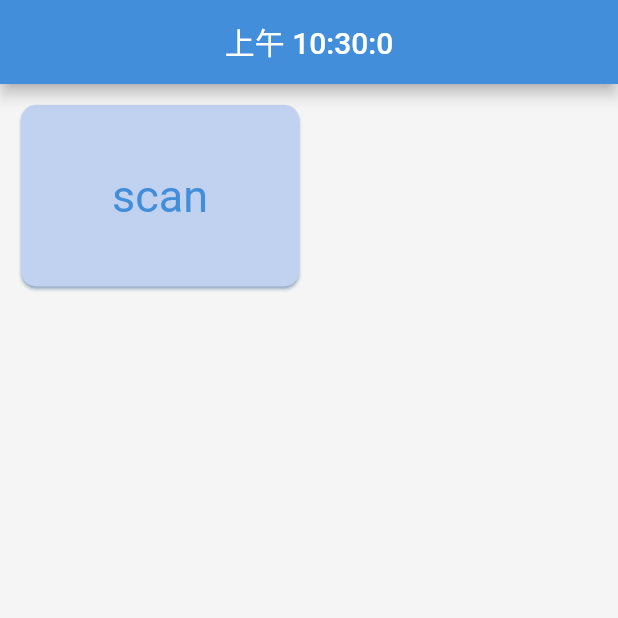
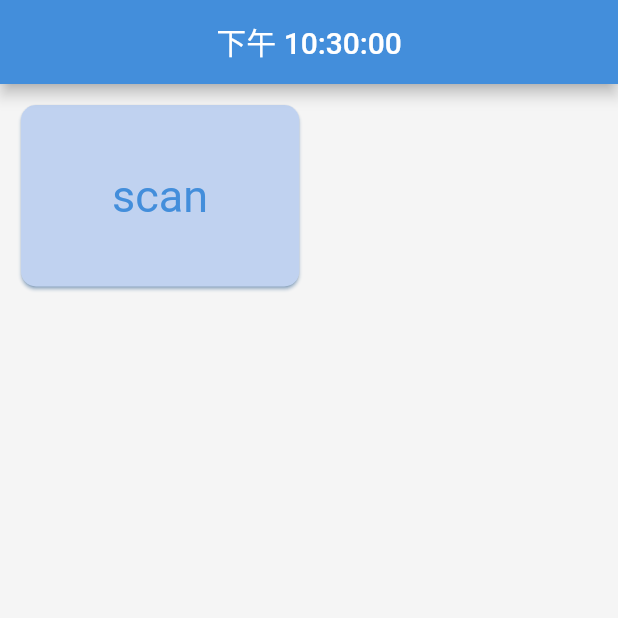
Before and after one commit to imehc/chemi, a Flutter app: the first screen one second after launch, on a phone screen of 412 x 824 dp, the top half of it. Run offline on Flutter 3.47's test engine with Material 2 defaults, Android fonts, the light colour scheme and no system bars; drawn by our look-alikes of water_drop_nav_bar.

Commit message:
feat(blog): 😈

```diff
--- /dev/null
+++ b/lib/configuration.dart
@@ -0,0 +1,11 @@
+import 'constant.dart';
+
+/// 首页Card
+final entranceList = [
+  {
+    "route": "/scan", // 必须与route路由保持一致
+    "name": "scan",
+    "color": secondaryColor,
+    "textColor": primaryColor,
+  }
+];
--- a/lib/constant.dart
+++ b/lib/constant.dart
@@ -16,7 +16,7 @@ const double secondaryFontSize = 12;
 const double sunnyTextSize = 30;
 
 /// 主题颜色
-const MaterialColor white = MaterialColor(
+const MaterialColor themeBlue = MaterialColor(
   0xFF438EDB,
   <int, Color>{
     50: Color(0xFF438EDB),
--- a/lib/main.dart
+++ b/lib/main.dart
@@ -1,8 +1,8 @@
 import 'package:flutter/material.dart';
 import 'package:flutter/services.dart';
-import 'package:flutter_blog/constant.dart';
 import 'package:water_drop_nav_bar/water_drop_nav_bar.dart';
 
+import 'constant.dart';
 import 'routes/routes.dart';
 import 'widgets/widgets.dart';
 
@@ -28,7 +28,7 @@ class MyApp extends StatelessWidget {
       // debugShowCheckedModeBanner: false,
       title: 'tools',
       theme: ThemeData(
-        primarySwatch: white,
+        primarySwatch: themeBlue,
         canvasColor: Colors.grey[100],
       ),
       routes: routes,
@@ -70,8 +70,11 @@ class _MyHomePageState extends State<MyHomePage> {
               MoonTabBarPage(),
             ],
           ),
-        bottomNavigationBar: ClipRRect(
-          borderRadius: const BorderRadius.vertical(top: Radius.circular(20)),
+          bottomNavigationBar: Material(
+            animationDuration: const Duration(seconds: 1),
+            child: ClipRRect(
+              borderRadius:
+                  const BorderRadius.vertical(top: Radius.circular(20)),
               child: WaterDropNavBar(
                 bottomPadding: 15,
                 iconSize: 32,
@@ -104,7 +107,7 @@ class _MyHomePageState extends State<MyHomePage> {
                 ],
               ),
             ),
-      ),
+          )),
     );
   }
 }
--- a/lib/widgets/sunny.dart
+++ b/lib/widgets/sunny.dart
@@ -1,7 +1,8 @@
 import 'dart:async';
+import 'package:flutter/material.dart';
 
-import 'package:flutter/material.dart';
-import 'package:flutter_blog/constant.dart';
+import '../constant.dart';
+import '../configuration.dart';
 
 class SunnyTabBarPage extends StatefulWidget {
   const SunnyTabBarPage({Key? key}) : super(key: key);
@@ -14,11 +15,14 @@ class _SunnyTabBarPageState extends State<SunnyTabBarPage> {
   String? _currentTime;
   Timer? _timer;
 
+  String formatDate(int params) => params.toString().padLeft(2, '0');
+
   String handleFormatDate() {
     var hh = DateTime.now().hour;
     var mm = DateTime.now().minute;
     var ss = DateTime.now().second;
-    return hh > 12 ? '下午 ${hh - 12}:$mm:$ss' : '上午 $hh:$mm:$ss';
+    hh > 12 ? hh -= 12 : hh;
+    return '下午 ${formatDate(hh)}:${formatDate(mm)}:${formatDate(ss)}';
   }
 
   void _startTime() {
@@ -80,10 +84,13 @@ class _SunnyTabBarPageState extends State<SunnyTabBarPage> {
           ),
           itemBuilder: (context, index) {
             return GestureDetector(
-              onTap: () => handleJumpPage(index, context: context),
+              onTap: () {
+                Navigator.of(context)
+                    .pushNamed(entranceList[index]['route'] as String);
+              },
               child: Card(
                 shadowColor: primaryColor,
-                color: secondaryColor,
+                color: entranceList[index]['color'] as Color,
                 elevation: 1.0,
                 shape: const RoundedRectangleBorder(
                   borderRadius: BorderRadius.all(
@@ -92,29 +99,19 @@ class _SunnyTabBarPageState extends State<SunnyTabBarPage> {
                 ),
                 child: Center(
                   child: Text(
-                    handleJumpPage(index),
-                    style: const TextStyle(
+                    entranceList[index]['name'] as String,
+                    style: TextStyle(
                       fontSize: sunnyTextSize,
-                      color: primaryColor,
+                      color: entranceList[index]['textColor'] as Color,
                     ),
                   ),
                 ),
               ),
             );
           },
-          itemCount: 1,
+          itemCount: entranceList.length,
         ),
       ),
     );
   }
 }
-
-String handleJumpPage(int index, {BuildContext? context}) {
-  switch (index) {
-    case 0:
-      if (context != null) Navigator.pushNamed(context, '/scan');
-      return 'scan';
-    default:
-      return '未知页面';
-  }
-}
```
Lines whose indentation alone changed are shown as unchanged.
